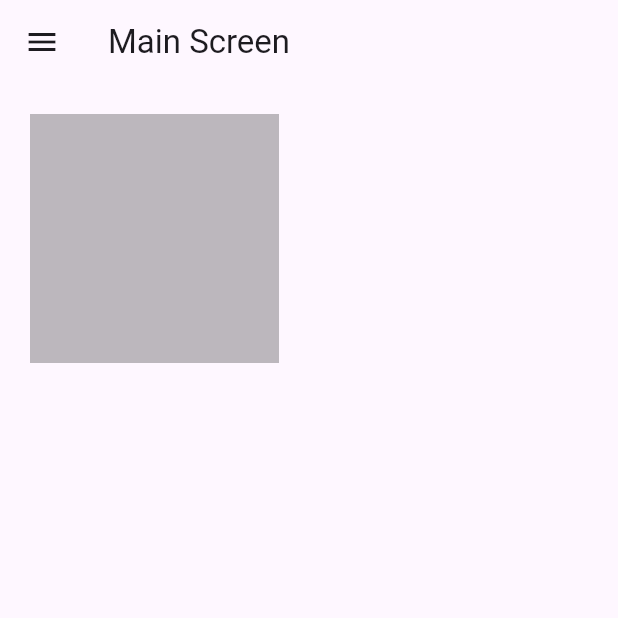
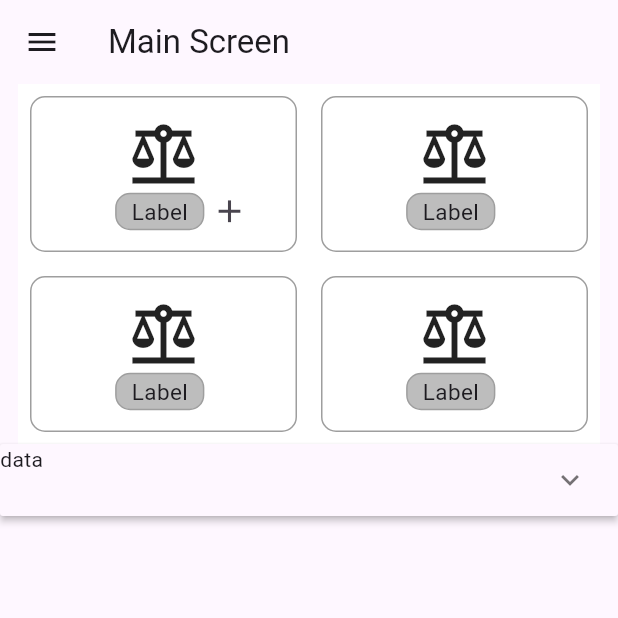
Before and after one commit to aaref-sh/EC-Client, a Flutter app: the screen it shows after launch, on a phone screen of 412 x 824 dp, the top half of it. Run offline on Flutter 3.47's test engine with Material 3 defaults, Android fonts, the phone set to English and light mode, and no system bars; missing offline and left inert: editable.

Commit message:
Added BaseRoute widget, updated HomePage and Purchase widgets, added AddForwardPurchase widget, and updated sales widget to include an empty column. Added editable package dependency.

```diff
--- a/lib/routes/home.dart
+++ b/lib/routes/home.dart
@@ -1,6 +1,11 @@
 // sells
 
+// ignore_for_file: prefer_const_constructors
+
 import 'package:flutter/material.dart';
+import 'package:tt/helpers/functions.dart';
+import 'package:tt/routes/purchases/add_forward_purchase.dart';
+import 'package:tt/routes/purchases/purchases.dart';
 
 class HomePage extends StatefulWidget {
   const HomePage({super.key});
@@ -22,6 +27,7 @@ class _HomePageState extends State<HomePage> {
 
   @override
   Widget build(BuildContext context) {
+    var size = MediaQuery.of(context).size;
     return Scaffold(
       appBar: AppBar(
         title: Text('Main Screen'),
@@ -29,36 +35,126 @@ class _HomePageState extends State<HomePage> {
       drawer: Drawer(
           // Add your drawer items here
           ),
-      body: Column(
+      body: SingleChildScrollView(
+        child: Column(
           children: [
-          Expanded(
-            child: GridView.count(
-              crossAxisCount: 2,
+            Row(
+              mainAxisAlignment: MainAxisAlignment.center,
               children: [
-                Container(
-                  margin: EdgeInsets.all(20),
-                  height: 55,
-                  width: 22,
-                  child: Container(
-                    color: Colors.black26,
-                    // Add your container content and styling here
-                  ),
-                )
+                mainItem(size, "sells", Icons.abc,
+                    addWidget: AddForwardPurchase()),
+                mainItem(size, "sells", Icons.abc),
               ],
             ),
+            Row(
+              mainAxisAlignment: MainAxisAlignment.center,
+              children: [
+                mainItem(size, "sells", Icons.abc),
+                mainItem(size, "sells", Icons.abc),
+              ],
             ),
             ExpansionPanelList(
               expansionCallback: (int index, bool isExpanded) {
                 // Handle panel expansion
               },
               children: [
-              // Add your ExpansionPanel items here
+                ExpansionPanel(
+                    headerBuilder: (context, isExpanded) {
+                      return Text("data");
+                    },
+                    body: Icon(Icons.ac_unit))
               ],
             ),
           ],
         ),
+      ),
     );
-    ;
+  }
+
+  Container mainItem(Size size, String text, IconData icon,
+      {Widget? addWidget}) {
+    return Container(
+        // height: 100,
+        width: size.width / 2 - 12,
+        color: Colors.white,
+        height: 120,
+        child: Padding(
+          padding: const EdgeInsets.all(8.0),
+          child: MainScreenButton(
+            Icons.balance,
+            "المبيعات",
+            addWidget: addWidget,
+          ),
+        ));
+  }
+}
+
+class MainScreenButton extends StatelessWidget {
+  final IconData icon;
+  final String label;
+  final Widget? addWidget;
+  const MainScreenButton(this.icon, this.label, {this.addWidget, super.key});
+
+  @override
+  Widget build(BuildContext context) {
+    return GestureDetector(
+      onTap: () {
+        navigateTo(context, to: Purchase(), type: PushMethod.xxx);
+        print("f");
+      },
+      child: Container(
+        // Take 50% of the screen width
+        decoration: BoxDecoration(
+          border: Border.all(
+              width: 1.0, color: Colors.grey), // Thin, rounded border
+          borderRadius: BorderRadius.circular(10.0),
+        ),
+        child: Stack(
+          children: [
+            Column(
+              mainAxisAlignment: MainAxisAlignment.center,
+              children: [
+                Icon(icon, size: 50.0), // Big icon
+
+                Row(
+                  mainAxisAlignment: MainAxisAlignment.center,
+                  children: [
+                    Container(
+                        padding: EdgeInsets.fromLTRB(10, 1, 10, 1),
+                        // Take 50% of the screen width
+                        decoration: BoxDecoration(
+                          color: Colors.grey[400],
+                          border: Border.all(
+                              width: 1.0,
+                              color: Colors.grey), // Thin, rounded border
+                          borderRadius: BorderRadius.circular(10.0),
+                        ),
+                        child: Text(
+                          'Label',
+                          style: TextStyle(fontSize: 15),
+                        )), // Label
+                    SizedBox(width: 5.0),
+                  ],
+                ),
+              ],
+            ),
+            Positioned(
+                right: 20,
+                bottom: 2,
+                child: addWidget == null
+                    ? Container()
+                    : IconButton(
+                        padding: EdgeInsets.all(5.0),
+                        icon: Icon(Icons.add, size: 25.0),
+                        onPressed: () => {
+                          navigateTo(context,
+                              to: addWidget, type: PushMethod.xxx)
+                        },
+                      ))
+          ],
+        ),
+      ),
+    );
   }
 }
 
--- a/lib/routes/sales/sales.dart
+++ b/lib/routes/sales/sales.dart
@@ -10,6 +10,10 @@ class Sells extends StatefulWidget {
 class _SellsState extends State<Sells> {
   @override
   Widget build(BuildContext context) {
-    return const Placeholder();
+    return Container(
+      child: Column(
+        children: [],
+      ),
+    );
   }
 }
--- a/pubspec.yaml
+++ b/pubspec.yaml
@@ -35,6 +35,7 @@ dependencies:
   # The following adds the Cupertino Icons font to your application.
   # Use with the CupertinoIcons class for iOS style icons.
   cupertino_icons: ^1.0.6
+  editable: ^2.0.0
 
 dev_dependencies:
   flutter_test:
```
Also changed, not shown: lib/components/base_route.dart (+26 -0 lines), lib/helpers/functions.dart (added, +15 -0 lines), lib/routes/purchases/add_forward_purchase.dart (+23 -0 lines), lib/routes/purchases/purchases.dart (+49 -0 lines), pubspec.lock. Lines whose indentation alone changed are shown as unchanged.
